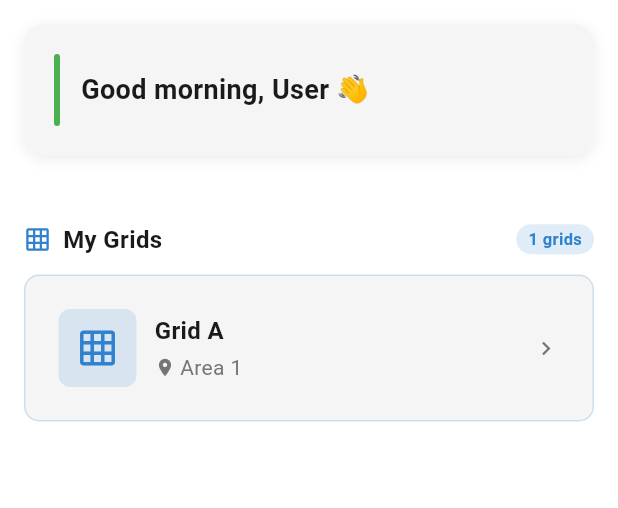
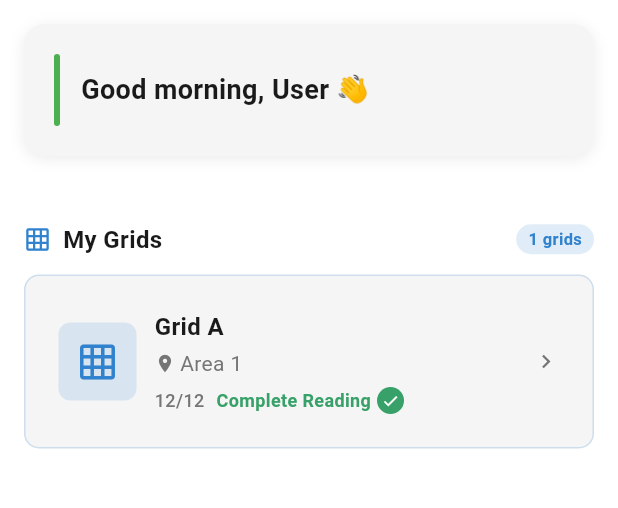
Before and after one commit to edceluuu/agms_mobile, a Flutter app: the DashboardScreen screen opened by its route, on a phone screen of 412 x 824 dp, the part 84-592 px from its top. Run offline on Flutter 3.47's test engine with Material 3 defaults, Android fonts, the phone set to English and light mode, and no system bars; our stand-ins replace connectivity_plus, dio, flutter_compass, flutter_dotenv, geolocator, go_router and 2 more; missing offline and left inert: mapbox_maps_flutter, mobile_scanner; accounts and stored records are empty.

Commit message:
total plants (dashboard)

```diff
--- a/lib/screens/dashboard_screen.dart
+++ b/lib/screens/dashboard_screen.dart
@@ -8,7 +8,7 @@ import '../services/sync_service.dart';
 
 // Static grid data
 const _staticGrids = [
-  {'name': 'Grid A', 'area': 'Area 1', 'plantCount': 32},
+  {'name': 'Grid A', 'area': 'Area 1', 'plantCount': 12},
 ];
 
 class DashboardScreen extends StatefulWidget {
@@ -275,6 +275,44 @@ class _DashboardScreenState extends State<DashboardScreen> {
                       ),
                     ],
                   ),
+                  const SizedBox(height: 6),
+
+                  // ── NEW: Plant count + Complete Reading badge ──
+                  Row(
+                    children: [
+                      Text(
+                        '${grid['plantCount']}/${grid['plantCount']}',
+                        style: const TextStyle(
+                          color: AppColors.textSecondary,
+                          fontSize: 12,
+                          fontWeight: FontWeight.w500,
+                        ),
+                      ),
+                      const SizedBox(width: 8),
+                      Text(
+                        'Complete Reading',
+                        style: const TextStyle(
+                          color: AppColors.pinGreen,
+                          fontSize: 12,
+                          fontWeight: FontWeight.w600,
+                        ),
+                      ),
+                      const SizedBox(width: 4),
+                      Container(
+                        width: 18,
+                        height: 18,
+                        decoration: const BoxDecoration(
+                          color: AppColors.pinGreen,
+                          shape: BoxShape.circle,
+                        ),
+                        child: const Icon(
+                          Icons.check,
+                          color: Colors.white,
+                          size: 12,
+                        ),
+                      ),
+                    ],
+                  ),
                 ],
               ),
             ),
```
